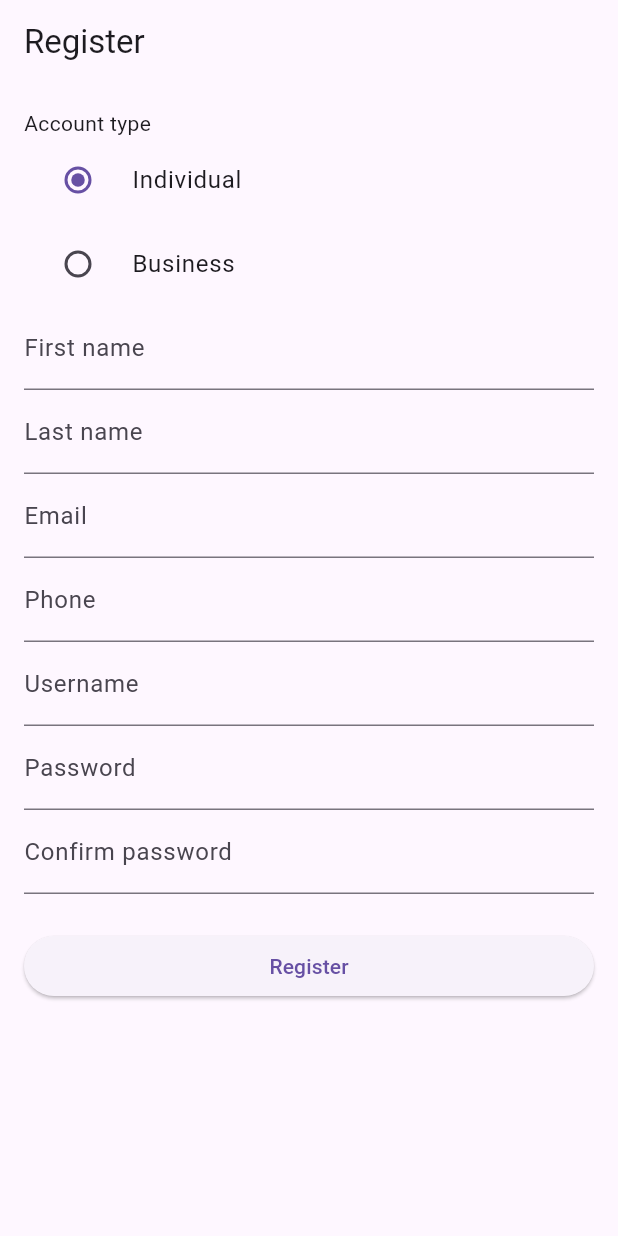
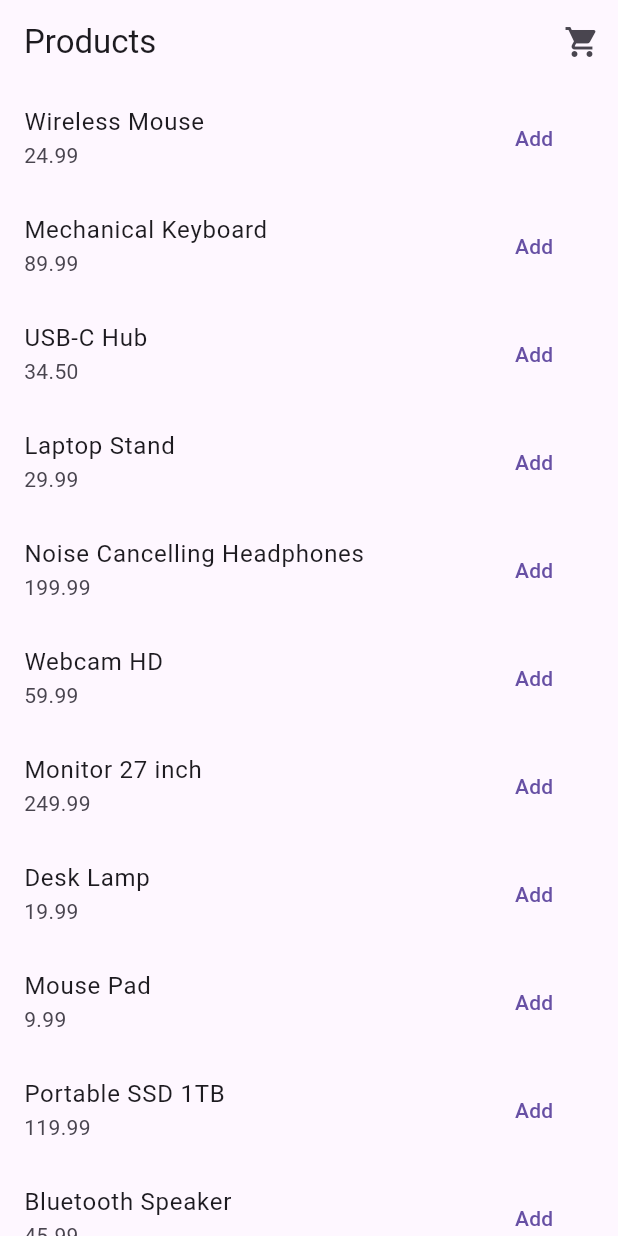
Before and after one commit to paulkavule/Flutter-Interview, a Flutter app: the screen it shows after launch, on a phone screen of 412 x 824 dp. Run offline on Flutter 3.47's test engine with Material 3 defaults, Android fonts, the phone set to English and light mode, and no system bars.

Commit message:
updates the cart screens

```diff
--- /dev/null
+++ b/lib/cart/cart_model.dart
@@ -0,0 +1,62 @@
+import 'package:flutter/foundation.dart';
+
+import '../data/product.dart';
+
+class CartItem {
+  CartItem(this.product, this.quantity);
+
+  final Product product;
+  int quantity;
+
+  int get totalInMinorUnits => product.priceInMinorUnits * quantity;
+}
+
+class CartModel extends ChangeNotifier {
+  final Map<int, CartItem> _items = {};
+
+  List<CartItem> get items => _items.values.toList();
+
+  bool get isEmpty => _items.isEmpty;
+
+  int get itemCount =>
+      _items.values.fold(0, (sum, item) => sum + item.quantity);
+
+  int get totalInMinorUnits =>
+      _items.values.fold(0, (sum, item) => sum + item.totalInMinorUnits);
+
+  int quantityOf(Product product) => _items[product.id]?.quantity ?? 0;
+
+  void add(Product product) {
+    final item = _items[product.id];
+    if (item == null) {
+      _items[product.id] = CartItem(product, 1);
+    } else {
+      item.quantity++;
+    }
+    notifyListeners();
+  }
+
+  void decrement(Product product) {
+    final item = _items[product.id];
+    if (item == null) return;
+
+    if (item.quantity > 1) {
+      item.quantity--;
+    } else {
+      _items.remove(product.id);
+    }
+    notifyListeners();
+  }
+
+  void remove(Product product) {
+    if (_items.remove(product.id) != null) {
+      notifyListeners();
+    }
+  }
+
+  void clear() {
+    if (_items.isEmpty) return;
+    _items.clear();
+    notifyListeners();
+  }
+}
--- /dev/null
+++ b/lib/cart/product_list_screen.dart
@@ -0,0 +1,112 @@
+import 'package:flutter/material.dart';
+
+import '../data/product.dart';
+import '../data/product_repository.dart';
+import 'cart_model.dart';
+import 'cart_screen.dart';
+
+class ProductListScreen extends StatefulWidget {
+  const ProductListScreen({
+    super.key,
+    required this.repository,
+    required this.cart,
+  });
+
+  final ProductRepository repository;
+  final CartModel cart;
+
+  @override
+  State<ProductListScreen> createState() => _ProductListScreenState();
+}
+
+class _ProductListScreenState extends State<ProductListScreen> {
+  late Future<List<Product>> _products;
+
+  @override
+  void initState() {
+    super.initState();
+    _products = widget.repository.searchProducts('');
+  }
+
+  void _openCart() {
+    Navigator.push(
+      context,
+      MaterialPageRoute(builder: (_) => CartScreen(cart: widget.cart)),
+    );
+  }
+
+  @override
+  Widget build(BuildContext context) {
+    return Scaffold(
+      appBar: AppBar(
+        title: const Text('Products'),
+        actions: [
+          ListenableBuilder(
+            listenable: widget.cart,
+            builder: (context, _) {
+              final count = widget.cart.itemCount;
+              return IconButton(
+                onPressed: _openCart,
+                icon: Badge(
+                  label: Text('$count'),
+                  isLabelVisible: count > 0,
+                  child: const Icon(Icons.shopping_cart),
+                ),
+              );
+            },
+          ),
+        ],
+      ),
+      body: FutureBuilder<List<Product>>(
+        future: _products,
+        builder: (context, snapshot) {
+          if (snapshot.connectionState != ConnectionState.done) {
+            return const Center(child: CircularProgressIndicator());
+          }
+          if (snapshot.hasError) {
+            return const Center(child: Text('Could not load products'));
+          }
+
+          final products = snapshot.data ?? [];
+
+          return ListenableBuilder(
+            listenable: widget.cart,
+            builder: (context, _) {
+              return ListView.builder(
+                itemCount: products.length,
+                itemBuilder: (context, index) {
+                  final product = products[index];
+                  final quantity = widget.cart.quantityOf(product);
+
+                  return ListTile(
+                    title: Text(product.name),
+                    subtitle: Text(formatPrice(product.priceInMinorUnits)),
+                    trailing: quantity == 0
+                        ? TextButton(
+                            onPressed: () => widget.cart.add(product),
+                            child: const Text('Add'),
+                          )
+                        : Row(
+                            mainAxisSize: MainAxisSize.min,
+                            children: [
+                              IconButton(
+                                onPressed: () => widget.cart.decrement(product),
+                                icon: const Icon(Icons.remove),
+                              ),
+                              Text('$quantity'),
+                              IconButton(
+                                onPressed: () => widget.cart.add(product),
+                                icon: const Icon(Icons.add),
+                              ),
+                            ],
+                          ),
+                  );
+                },
+              );
+            },
+          );
+        },
+      ),
+    );
+  }
+}
--- a/lib/main.dart
+++ b/lib/main.dart
@@ -1,22 +1,36 @@
 import 'package:flutter/material.dart';
 
-import 'register/register_screen.dart';
-import 'register/registration_service.dart';
+import 'cart/cart_model.dart';
+import 'cart/product_list_screen.dart';
+import 'data/product_repository.dart';
 
 void main() {
-  runApp(MyApp(service: RegistrationService()));
+  runApp(MyApp(repository: ProductRepository()));
 }
 
-class MyApp extends StatelessWidget {
-  const MyApp({super.key, required this.service});
+class MyApp extends StatefulWidget {
+  const MyApp({super.key, required this.repository});
 
-  final RegistrationService service;
+  final ProductRepository repository;
+
+  @override
+  State<MyApp> createState() => _MyAppState();
+}
+
+class _MyAppState extends State<MyApp> {
+  final _cart = CartModel();
+
+  @override
+  void dispose() {
+    _cart.dispose();
+    super.dispose();
+  }
 
   @override
   Widget build(BuildContext context) {
     return MaterialApp(
-      title: 'Registration',
-      home: RegisterScreen(service: service),
+      title: 'Shop',
+      home: ProductListScreen(repository: widget.repository, cart: _cart),
     );
   }
 }
--- a/lib/register/register_screen.dart
+++ /dev/null
@@ -1,266 +0,0 @@
-import 'package:flutter/material.dart';
-
-import 'registration_service.dart';
-
-enum AccountType { individual, business }
-
-class RegisterScreen extends StatefulWidget {
-  const RegisterScreen({super.key, required this.service});
-
-  final RegistrationService service;
-
-  @override
-  State<RegisterScreen> createState() => _RegisterScreenState();
-}
-
-class _RegisterScreenState extends State<RegisterScreen> {
-  final _formKey = GlobalKey<FormState>();
-
-  final _firstName = TextEditingController();
-  final _lastName = TextEditingController();
-  final _businessName = TextEditingController();
-  final _registrationNumber = TextEditingController();
-  final _contactPerson = TextEditingController();
-  final _email = TextEditingController();
-  final _phone = TextEditingController();
-  final _username = TextEditingController();
-  final _password = TextEditingController();
-  final _confirmPassword = TextEditingController();
-
-  AccountType _accountType = AccountType.individual;
-  bool _submitting = false;
-
-  List<TextEditingController> get _controllers => [
-    _firstName,
-    _lastName,
-    _businessName,
-    _registrationNumber,
-    _contactPerson,
-    _email,
-    _phone,
-    _username,
-    _password,
-    _confirmPassword,
-  ];
-
-  @override
-  void dispose() {
-    for (final c in _controllers) {
-      c.dispose();
-    }
-    super.dispose();
-  }
-
-  String? _required(String? value) {
-    if (value == null || value.trim().isEmpty) return 'Required';
-    return null;
-  }
-
-  String? _validateEmail(String? value) {
-    if (value == null || value.trim().isEmpty) return 'Required';
-    final email = RegExp(r'^[^@\s]+@[^@\s]+\.[^@\s]+$');
-    if (!email.hasMatch(value.trim())) return 'Enter a valid email';
-    return null;
-  }
-
-  String? _validatePhone(String? value) {
-    if (value == null || value.trim().isEmpty) return 'Required';
-    if (!RegExp(r'^\+?[0-9]{9,15}$').hasMatch(value.trim())) {
-      return 'Enter a Valid Phone number';
-    }
-    return null;
-  }
-
-  String? _validatePassword(String? value) {
-    if (value == null || value.isEmpty) return 'Required';
-    if (value.length < 6) return 'At least 6 characters';
-    return null;
-  }
-
-  String? _validateConfirmPassword(String? value) {
-    if (value == null || value.isEmpty) return 'Required';
-    if (value != _password.text) return 'Passwords do not match';
-    return null;
-  }
-
-  Map<String, dynamic> _buildPayload() {
-    final common = {
-      'email': _email.text.trim(),
-      'phone': _phone.text.trim(),
-      'username': _username.text.trim(),
-      'password': _password.text,
-    };
-
-    if (_accountType == AccountType.individual) {
-      return {
-        'accountType': 'individual',
-        'firstName': _firstName.text.trim(),
-        'lastName': _lastName.text.trim(),
-        ...common,
-      };
-    }
-
-    return {
-      'accountType': 'business',
-      'company': {
-        'name': _businessName.text.trim(),
-        'registrationNumber': _registrationNumber.text.trim(),
-      },
-      'contactPerson': _contactPerson.text.trim(),
-      ...common,
-    };
-  }
-
-  Future<void> _submit() async {
-    if (!_formKey.currentState!.validate()) return;
-
-    setState(() => _submitting = true);
-
-    try {
-      final result = await widget.service.register(_buildPayload());
-      if (!mounted) return;
-
-      await showDialog<void>(
-        context: context,
-        builder: (context) => AlertDialog(
-          title: const Text('Account has been successfully created'),
-          content: Text('Username: ${result['username']}'),
-          actions: [
-            TextButton(
-              onPressed: () => Navigator.pop(context),
-              child: const Text('OK'),
-            ),
-          ],
-        ),
-      );
-
-      _formKey.currentState?.reset();
-      for (final c in _controllers) {
-        c.clear();
-      }
-    } catch (_) {
-      if (!mounted) return;
-      ScaffoldMessenger.of(context).showSnackBar(
-        const SnackBar(content: Text('Registration failed. Try again')),
-      );
-    } finally {
-      if (mounted) setState(() => _submitting = false);
-    }
-  }
-
-  @override
-  Widget build(BuildContext context) {
-    final isIndividual = _accountType == AccountType.individual;
-
-    return Scaffold(
-      appBar: AppBar(title: const Text('Register')),
-      body: Form(
-        key: _formKey,
-        child: ListView(
-          padding: const EdgeInsets.all(16),
-          children: [
-            const Text('Account type'),
-            RadioGroup<AccountType>(
-              groupValue: _accountType,
-              onChanged: (value) {
-                if (value == null || _submitting) return;
-                setState(() => _accountType = value);
-              },
-              child: const Column(
-                children: [
-                  RadioListTile(
-                    value: AccountType.individual,
-                    title: Text('Individual'),
-                  ),
-                  RadioListTile(
-                    value: AccountType.business,
-                    title: Text('Business'),
-                  ),
-                ],
-              ),
-            ),
-            if (isIndividual) ...[
-              TextFormField(
-                controller: _firstName,
-                decoration: const InputDecoration(labelText: 'First name'),
-                textInputAction: TextInputAction.next,
-                validator: _required,
-              ),
-              TextFormField(
-                controller: _lastName,
-                decoration: const InputDecoration(labelText: 'Last name'),
-                textInputAction: TextInputAction.next,
-                validator: _required,
-              ),
-            ] else ...[
-              TextFormField(
-                controller: _businessName,
-                decoration: const InputDecoration(labelText: 'Business name'),
-                textInputAction: TextInputAction.next,
-                validator: _required,
-              ),
-              TextFormField(
-                controller: _registrationNumber,
-                decoration: const InputDecoration(
-                  labelText: 'Registration number',
-                ),
-                textInputAction: TextInputAction.next,
-                validator: _required,
-              ),
-              TextFormField(
-                controller: _contactPerson,
-                decoration: const InputDecoration(labelText: 'Contact person'),
-                textInputAction: TextInputAction.next,
-                validator: _required,
-              ),
-            ],
-            TextFormField(
-              controller: _email,
-              decoration: const InputDecoration(labelText: 'Email'),
-              keyboardType: TextInputType.emailAddress,
-              textInputAction: TextInputAction.next,
-              validator: _validateEmail,
-            ),
-            TextFormField(
-              controller: _phone,
-              decoration: const InputDecoration(labelText: 'Phone'),
-              keyboardType: TextInputType.phone,
-              textInputAction: TextInputAction.next,
-              validator: _validatePhone,
-            ),
-            TextFormField(
-              controller: _username,
-              decoration: const InputDecoration(labelText: 'Username'),
-              textInputAction: TextInputAction.next,
-              validator: _required,
-            ),
-            TextFormField(
-              controller: _password,
-              decoration: const InputDecoration(labelText: 'Password'),
-              obscureText: true,
-              textInputAction: TextInputAction.next,
-              validator: _validatePassword,
-            ),
-            TextFormField(
-              controller: _confirmPassword,
-              decoration: const InputDecoration(labelText: 'Confirm password'),
-              obscureText: true,
-              validator: _validateConfirmPassword,
-            ),
-            const SizedBox(height: 24),
-            ElevatedButton(
-              onPressed: _submitting ? null : _submit,
-              child: _submitting
-                  ? const SizedBox(
-                      height: 20,
-                      width: 20,
-                      child: CircularProgressIndicator(strokeWidth: 2),
-                    )
-                  : const Text('Register'),
-            ),
-          ],
-        ),
-      ),
-    );
-  }
-}
--- a/lib/register/registration_service.dart
+++ /dev/null
@@ -1,25 +0,0 @@
-import 'dart:convert';
-
-import 'package:http/http.dart' as http;
-
-class RegistrationService {
-  RegistrationService({http.Client? client}) : _client = client ?? http.Client();
-
-  final http.Client _client;
-
-  static final _url = Uri.parse('https://dummyjson.com/users/add');
-
-  Future<Map<String, dynamic>> register(Map<String, dynamic> data) async {
-    final response = await _client.post(
-      _url,
-      headers: {'Content-Type': 'application/json'},
-      body: jsonEncode(data),
-    );
-
-    if (response.statusCode < 200 || response.statusCode >= 300) {
-      throw Exception('Request failed with status ${response.statusCode}');
-    }
-
-    return jsonDecode(response.body) as Map<String, dynamic>;
-  }
-}
--- a/pubspec.yaml
+++ b/pubspec.yaml
@@ -4,12 +4,11 @@ publish_to: none
 version: 1.0.0
 
 environment:
-  sdk: ^3.9.0
+  sdk: ^3.8.0
 
 dependencies:
   flutter:
     sdk: flutter
-  http: ^1.2.2
 
 dev_dependencies:
   flutter_test:
```
Also changed, not shown: lib/cart/cart_screen.dart (added, +89 -0 lines).
